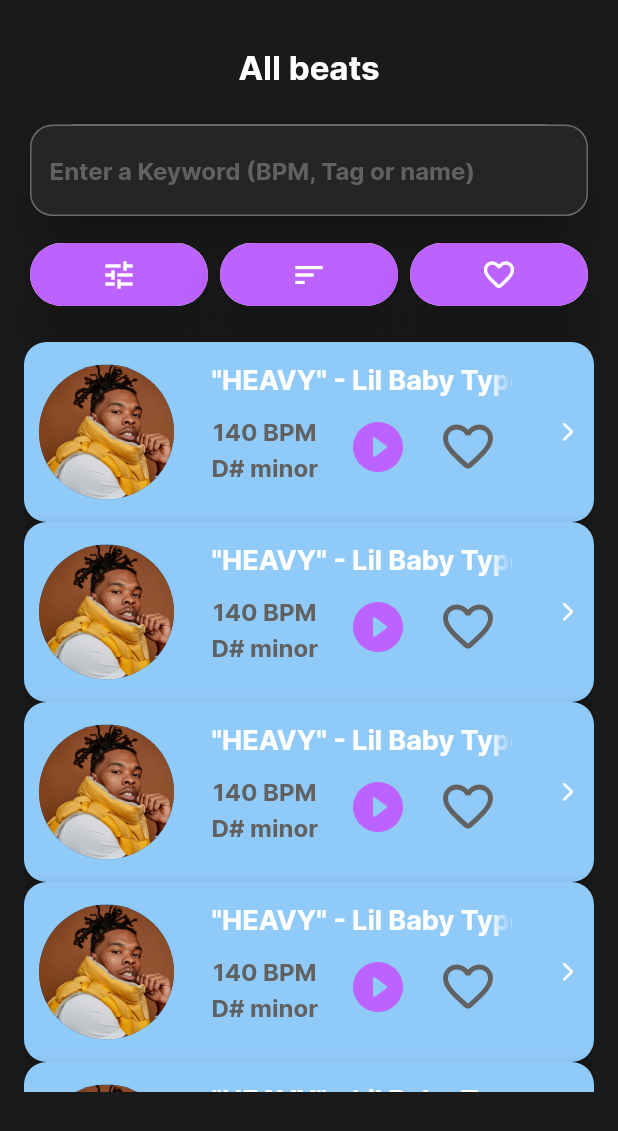
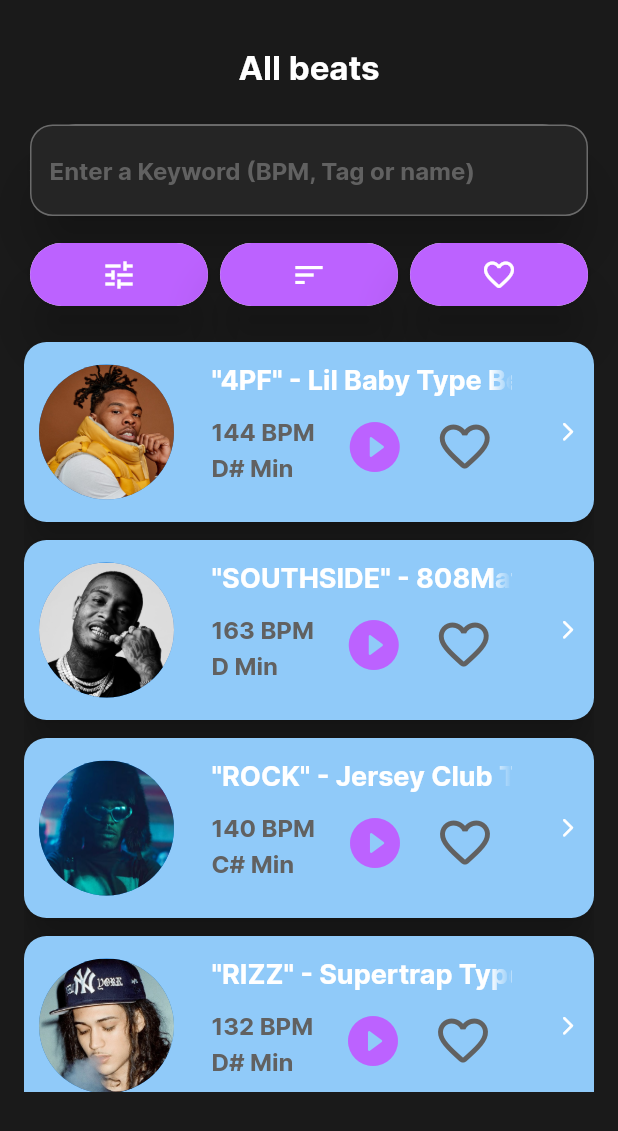
Before and after one commit to norbertwrzos/808store, a Flutter app: the AllBeats screen opened directly, on a phone screen of 412 x 824 dp. Shown: the top 1131 px of the screen. Run offline on Flutter 3.47's test engine with Material 2 defaults, Android fonts, the phone set to English and light mode, and no system bars; our stand-ins replace google_nav_bar.

Commit message:
alignment changes

```diff
--- a/808store/beat_store/lib/components/beat_list_element.dart
+++ b/808store/beat_store/lib/components/beat_list_element.dart
@@ -1,11 +1,22 @@
 import 'package:flutter/material.dart';
 
 class BeatListElement extends StatelessWidget {
-  const BeatListElement({super.key});
+  const BeatListElement(
+      {super.key,
+      required this.beatPhotoPath,
+      required this.beatTitle,
+      required this.beatBPM,
+      required this.beatScale});
+  final String beatPhotoPath;
+  final String beatTitle;
+  final String beatBPM;
+  final String beatScale;
 
   @override
   Widget build(BuildContext context) {
-    return Material(
+    return Container(
+      margin: EdgeInsets.only(bottom: 12),
+      child: Material(
         elevation: 10,
         borderRadius: BorderRadius.circular(15),
         color: Theme.of(context).colorScheme.background,
@@ -22,8 +33,8 @@ class BeatListElement extends StatelessWidget {
             ),
             child: Row(
               children: [
-              const CircleAvatar(
-                backgroundImage: AssetImage("assets/images/4pf.jpg"),
+                CircleAvatar(
+                  backgroundImage: AssetImage(beatPhotoPath),
                   radius: 50,
                 ),
                 const SizedBox(width: 20),
@@ -32,7 +43,7 @@ class BeatListElement extends StatelessWidget {
                     SizedBox(
                       width: 200.0,
                       child: Text(
-                      "\"HEAVY\" - Lil Baby Type Beat",
+                        beatTitle,
                         style: Theme.of(context).textTheme.headline5,
                         overflow: TextOverflow.fade,
                         softWrap: false,
@@ -41,14 +52,15 @@ class BeatListElement extends StatelessWidget {
                     Row(
                       children: [
                         Column(
+                          crossAxisAlignment: CrossAxisAlignment.start,
                           children: [
                             const SizedBox(height: 35),
                             Text(
-                            "140 BPM",
+                              beatBPM,
                               style: Theme.of(context).textTheme.headline4,
                             ),
                             const SizedBox(height: 5),
-                          Text("D# minor",
+                            Text(beatScale,
                                 style: Theme.of(context).textTheme.headline4),
                           ],
                         ),
@@ -63,7 +75,11 @@ class BeatListElement extends StatelessWidget {
                                 color: Theme.of(context).colorScheme.primary,
                               ),
                               const SizedBox(width: 20),
-                            Icon(Icons.favorite_outline_rounded, size: 40, color: Colors.grey.shade700,),
+                              Icon(
+                                Icons.favorite_outline_rounded,
+                                size: 40,
+                                color: Colors.grey.shade700,
+                              ),
                             ],
                           ),
                         ),
@@ -84,6 +100,7 @@ class BeatListElement extends StatelessWidget {
             ),
           ),
         ),
+      ),
     );
   }
 }
```
Lines whose indentation alone changed are shown as unchanged.
